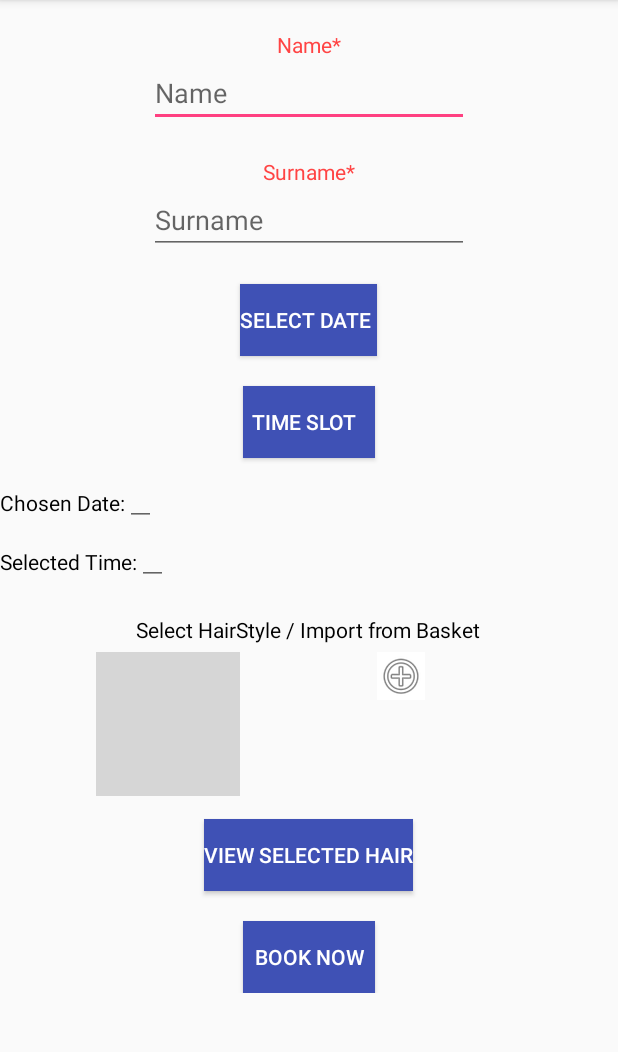
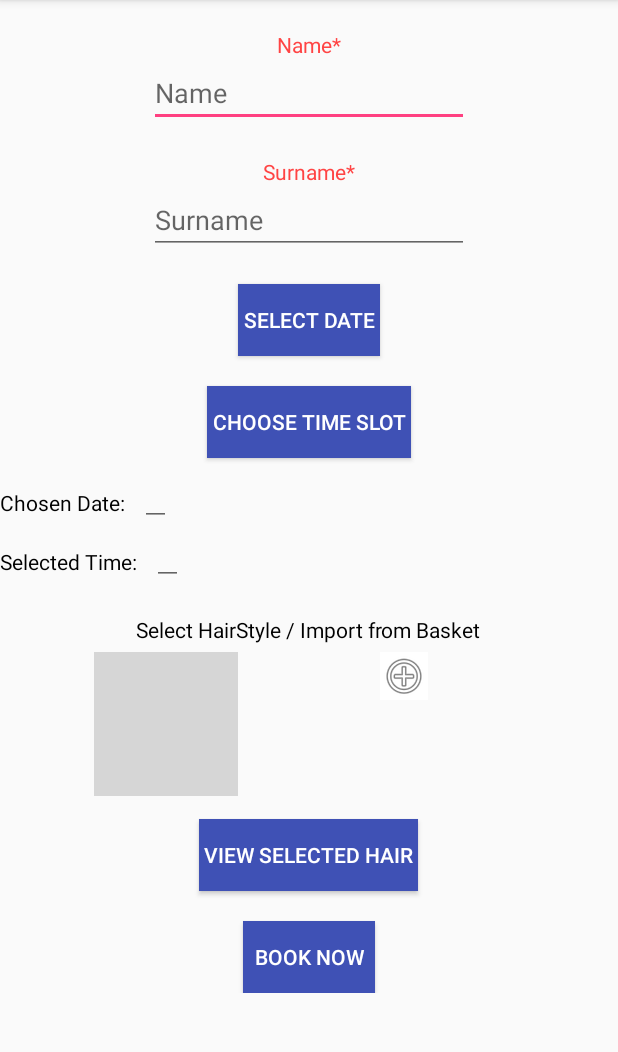
Before and after one commit to tosin94/Annas, an Android app: the HairAppointment screen opened directly, with no data from a screen before it, on a phone screen of 412 x 824 dp, the part 84-1136 px from its top. Run offline under Robolectric (Android 15) with nearby library versions, the phone set to English and light mode, and no system bars; grey boxes are pictures that could not be loaded.

```diff
--- a/app/build.gradle
+++ b/app/build.gradle
@@ -2,7 +2,7 @@ apply plugin: 'com.android.application'
 
 android {
     compileSdkVersion 25
-    buildToolsVersion "25.0.2"
+    buildToolsVersion '26.0.2'
     defaultConfig {
         applicationId "tosinomotayo.annas"
         minSdkVersion 21
@@ -25,6 +25,7 @@ dependencies {
     androidTestCompile('com.android.support.test.espresso:espresso-core:2.2.2', {
         exclude group: 'com.android.support', module: 'support-annotations'
     })
+    //noinspection GradleCompatible
     compile 'com.android.support:appcompat-v7:25.3.1'
     compile 'com.android.support:design:25.3.1'
     compile 'com.android.support.constraint:constraint-layout:1.0.2'
@@ -32,5 +33,8 @@ dependencies {
     compile 'com.android.support:support-vector-drawable:25.3.1'
     compile 'com.android.support:recyclerview-v7:25.3.1'
     compile 'com.android.support:cardview-v7:25.3.1'
+    implementation 'android.arch.persistence.room:runtime:1.0.0'
+    annotationProcessor "android.arch.persistence.room:compiler:1.0.0"
+    implementation "android.arch.lifecycle:extensions:1.0.0"
     testCompile 'junit:junit:4.12'
 }
--- a/app/src/main/java/tosinomotayo/annas/TimePickerFrag.java
+++ b/app/src/main/java/tosinomotayo/annas/TimePickerFrag.java
@@ -34,7 +34,7 @@ public class TimePickerFrag extends DialogFragment implements TimePickerDialog.O
         minute = this.c.get(Calendar.MINUTE);
 
         return new TimePickerDialog(getActivity(),this,hour,minute,true);
-        //'this" is saying the listener is in ths class (I could have made it
+        //"this" is saying the listener is in ths class (I could have made it
         //the hairappointment class if i wanted, all i had to do was make it an enclosing class
         //instead i am using interfaces to implement the listener so i can send info to the parent activity, this is why i have overrided
         //onAttach() )
--- a/app/src/main/res/layout/hair_appointment.xml
+++ b/app/src/main/res/layout/hair_appointment.xml
@@ -70,7 +70,7 @@
                 android:id="@+id/dateButon"
                 android:layout_width="wrap_content"
                 android:layout_height="wrap_content"
-                android:text="Select Date "
+                android:text=" Select Date "
                 android:layout_below="@+id/surnameBox"
                 android:layout_centerInParent="true"
                 android:layout_marginTop="20dp"
@@ -83,7 +83,7 @@
                 android:id="@+id/timeButton"
                 android:layout_width="wrap_content"
                 android:layout_height="wrap_content"
-                android:text="Time Slot  "
+                android:text=" Choose Time Slot "
                 android:layout_below="@+id/dateButon"
                 android:layout_centerInParent="true"
                 android:layout_marginTop="20dp"
@@ -109,7 +109,7 @@
                 android:layout_below="@+id/date"
                 android:textColor="@android:color/black"
                 android:layout_alignParentLeft="true"
-                android:paddingTop="20dp"
+                android:layout_marginTop="20dp"
                 />
 
             <EditText
@@ -118,23 +118,21 @@
                 android:layout_height="wrap_content"
                 android:layout_below="@+id/timeButton"
                 android:layout_toRightOf="@+id/date"
-                android:paddingLeft="10dp"
+                android:layout_marginLeft="10dp"
                 android:inputType="date"
                 android:focusable="false"
                 android:hint=""
-                android:onClick="ShowDatePicker"
                 />
 
             <EditText
                 android:id="@+id/selectedTime"
                 android:layout_width="wrap_content"
                 android:layout_height="wrap_content"
-                android:paddingLeft="10dp"
+                android:layout_marginLeft="10dp"
                 android:inputType="time"
                 android:focusable="false"
                 android:layout_below="@+id/date"
                 android:layout_toRightOf="@+id/textViewSelectedTime"
-                android:onClick="ShowTimePicker"
                 />
 
             <TextView
@@ -144,7 +142,7 @@
                 android:text="Select HairStyle / Import from Basket"
                 android:layout_below="@+id/selectedTime"
                 android:layout_centerInParent="true"
-                android:paddingTop="20dp"
+                android:layout_marginTop="20dp"
                 android:textColor="@android:color/black"
                 />
 
@@ -176,7 +174,7 @@
                 android:id="@+id/viewHair"
                 android:layout_width="wrap_content"
                 android:layout_height="wrap_content"
-                android:text="View Selected Hair"
+                android:text=" View Selected Hair "
                 android:layout_centerInParent="true"
                 android:textColor="@android:color/white"
                 android:background="@color/colorPrimary"
@@ -187,7 +185,7 @@
             <Button
                 android:layout_width="wrap_content"
                 android:layout_height="wrap_content"
-                android:text="BOOK NOW"
+                android:text=" BOOK NOW "
                 android:textColor="@android:color/white"
                 android:background="@color/colorPrimary"
                 android:layout_below="@+id/viewHair"
--- a/build.gradle
+++ b/build.gradle
@@ -5,7 +5,7 @@ buildscript {
         jcenter()
     }
     dependencies {
-        classpath 'com.android.tools.build:gradle:2.3.3'
+        classpath 'com.android.tools.build:gradle:3.0.0'
 
         // NOTE: Do not place your application dependencies here; they belong
         // in the individual module build.gradle files
@@ -15,6 +15,9 @@ buildscript {
 allprojects {
     repositories {
         jcenter()
+        maven { url 'https://maven.google.com' }
+
+
     }
 }
 
```
Also changed, not shown: app/src/main/java/tosinomotayo/annas/DB/AppDatabase.java (+6 -37 lines), app/src/main/java/tosinomotayo/annas/DB/Basket.java (added, +28 -0 lines), app/src/main/java/tosinomotayo/annas/DB/BasketDao.java (added, +13 -0 lines), app/src/main/java/tosinomotayo/annas/DB/Hair.java (added, +19 -0 lines), app/src/main/java/tosinomotayo/annas/DB/HairDao.java (added, +14 -0 lines), app/src/main/java/tosinomotayo/annas/HairAppointment.java (+7 -1 lines), app/src/main/java/tosinomotayo/annas/MyBookings.java (added, +22 -0 lines), gradle/wrapper/gradle-wrapper.properties, 1 other file.
